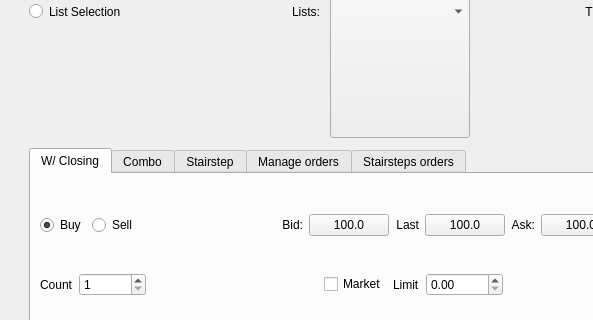
The window that uiComps/qtGeneration/TradingWindow.ui (irrelevantmuch/IB_apps) describes before a commit, drawn with Qt 5; both pictures show x 0 to 593 and y 176 to 496 of the 800 by 649 pixel window.
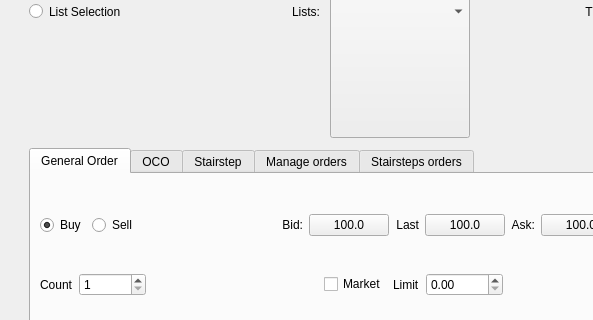
The same window after the commit. The open tabs and pages were chosen to show the change. Custom widgets are drawn as their Qt base class.

Patch:
```diff
--- a/uiComps/qtGeneration/TradingWindow.ui
+++ b/uiComps/qtGeneration/TradingWindow.ui
@@ -164,7 +164,7 @@
         </property>
         <widget class="QWidget" name="tab_2">
          <attribute name="title">
-          <string>W/ Closing</string>
+          <string>General Order</string>
          </attribute>
          <layout class="QGridLayout" name="gridLayout_4">
           <item row="0" column="0">
@@ -517,7 +517,7 @@
         </widget>
         <widget class="QWidget" name="tab_3">
          <attribute name="title">
-          <string>Combo</string>
+          <string>OCO</string>
          </attribute>
          <layout class="QGridLayout" name="gridLayout_3">
           <item row="0" column="0">
```
Left out of the diff: 8 changed lines with no effect on the pictures.
